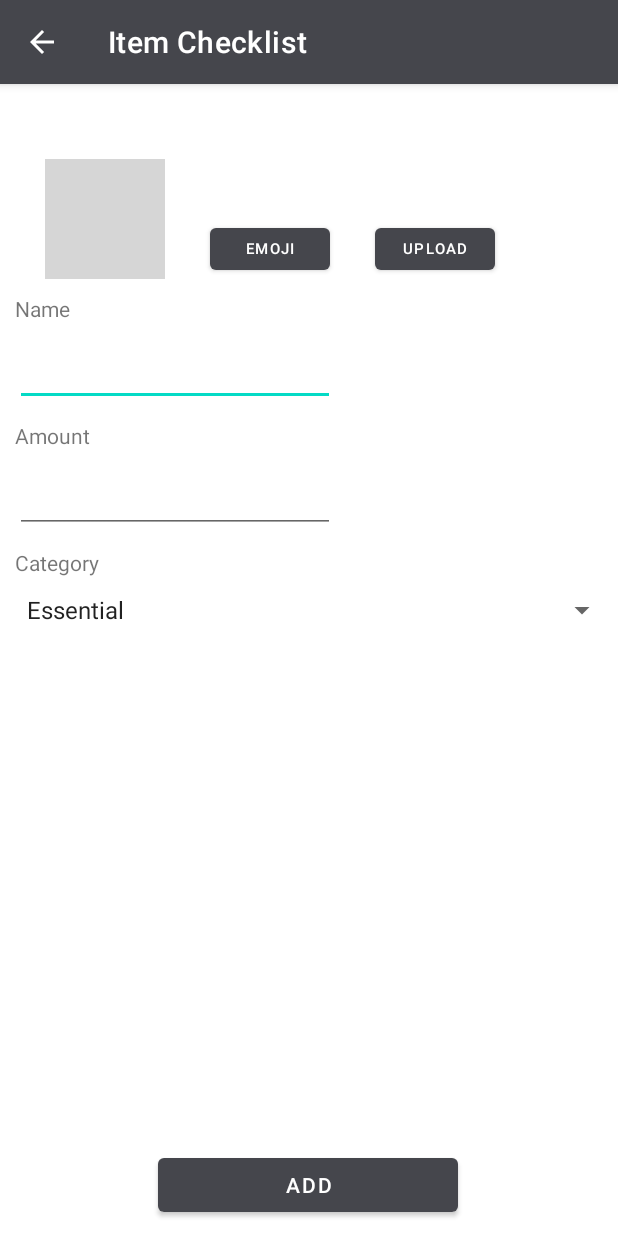
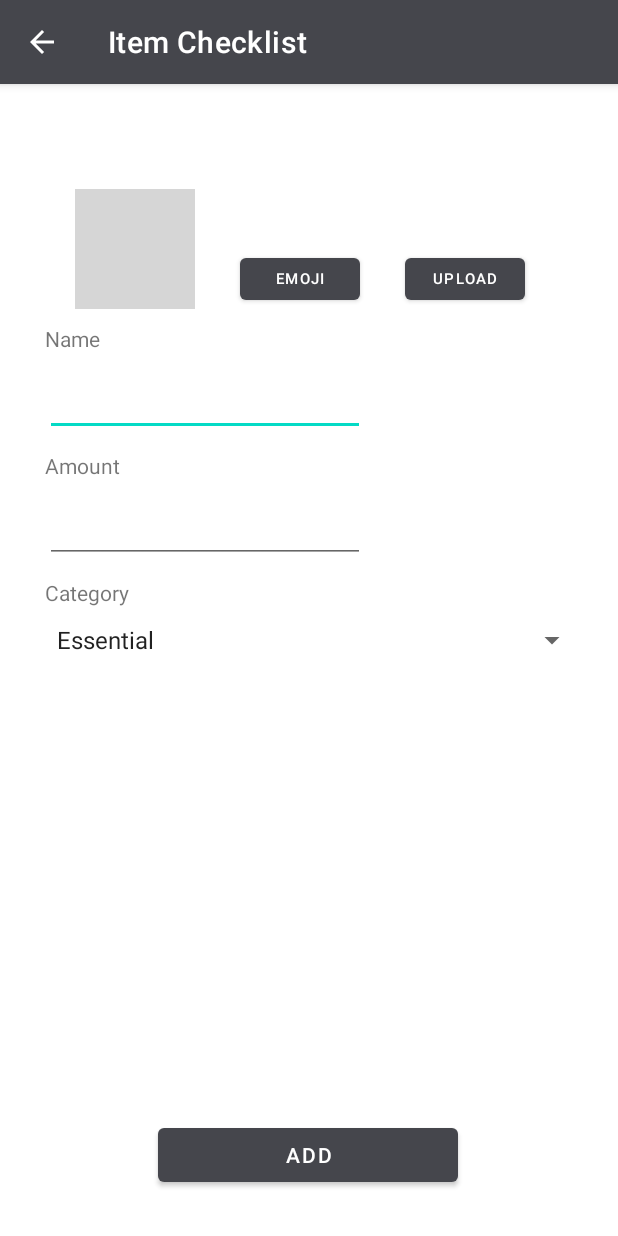
Before and after one commit to Elvin-dang/TravelBud, an Android app: the ChecklistAddActivity screen opened directly, with no data from a screen before it, on a phone screen of 412 x 824 dp. Run offline under Robolectric (Android 15) with nearby library versions, the phone set to English and light mode, and no system bars; libraries missing offline, so code that uses them is left out: io.getstream.avatarview; plain views replace AvatarView; grey boxes are pictures that could not be loaded.

Commit message:
fixed some ui things

```diff
--- a/app/src/main/res/drawable/ic_baseline_circle_24.xml
+++ b/app/src/main/res/drawable/ic_baseline_circle_24.xml
@@ -1,4 +1,4 @@
-<vector android:height="24dp" android:tint="#818181"
+<vector android:height="24dp" android:tint="#E5E4E2"
     android:viewportHeight="24" android:viewportWidth="24"
     android:width="24dp" xmlns:android="http://schemas.android.com/apk/res/android">
     <path android:fillColor="@android:color/white" android:pathData="M12,2C6.47,2 2,6.47 2,12s4.47,10 10,10 10,-4.47 10,-10S17.53,2 12,2z"/>
--- a/app/src/main/res/layout/activity_checklist_add.xml
+++ b/app/src/main/res/layout/activity_checklist_add.xml
@@ -3,7 +3,9 @@
     xmlns:app="http://schemas.android.com/apk/res-auto"
     xmlns:tools="http://schemas.android.com/tools"
     android:layout_width="match_parent"
-    android:layout_height="match_parent">
+    android:layout_height="match_parent"
+    android:padding="20dp"
+    >
 
     <io.getstream.avatarview.AvatarView
         android:id="@+id/avatar"
@@ -50,7 +52,8 @@
         android:layout_marginTop="10dp"
         android:text="Name"
         app:layout_constraintStart_toStartOf="parent"
-        app:layout_constraintTop_toBottomOf="@+id/avatar" />
+        app:layout_constraintTop_toBottomOf="@+id/avatar"
+        />
 
     <EditText
         android:id="@+id/add_name"
```
Also changed, not shown: app/src/main/java/com/example/travelbud/MainActivity.java (+5 -5 lines).
